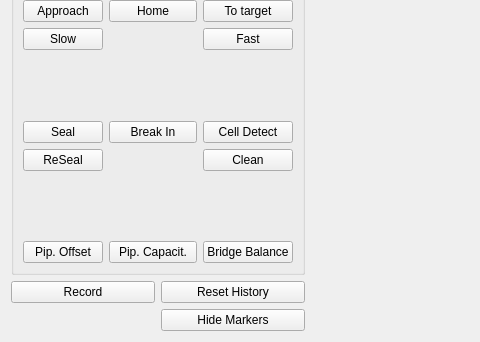
This is acq4/modules/MultiPatch/multipatchTemplate.ui in acq4/acq4 as Qt 5 draws it before an edit; both pictures show x 0 to 480 and y 124 to 466 of the 941 by 466 pixel window. The edited form follows.
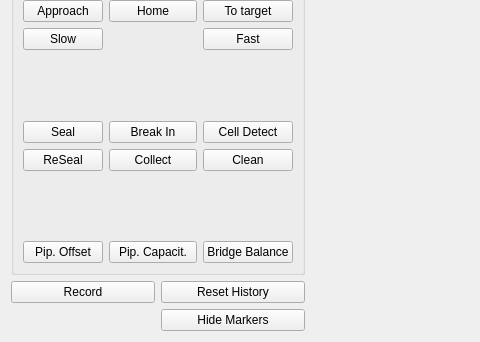
This is the edited form.

Commit message: fixup collection state, add ui for accessing

What changed in the file:
```diff
--- a/acq4/modules/MultiPatch/multipatchTemplate.ui
+++ b/acq4/modules/MultiPatch/multipatchTemplate.ui
@@ -244,6 +244,13 @@
         </property>
        </widget>
       </item>
+      <item row="7" column="1">
+       <widget class="QPushButton" name="collectBtn">
+        <property name="text">
+         <string>Collect</string>
+        </property>
+       </widget>
+      </item>
      </layout>
     </widget>
    </item>
```
The commit also changes 3 other files.
